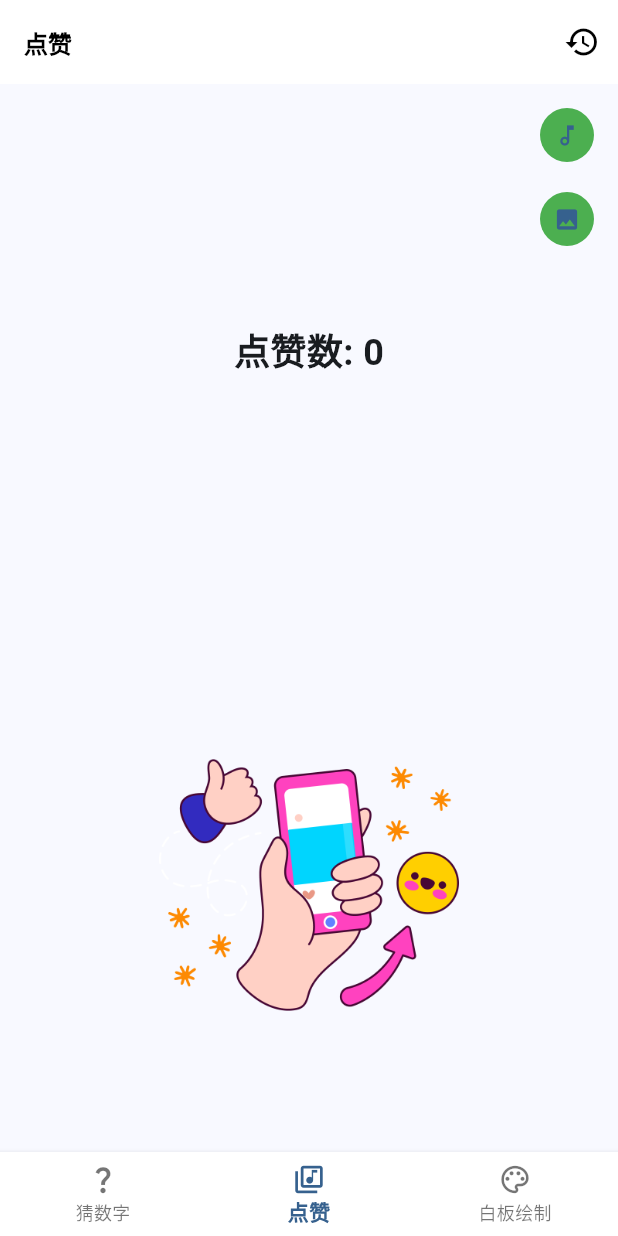
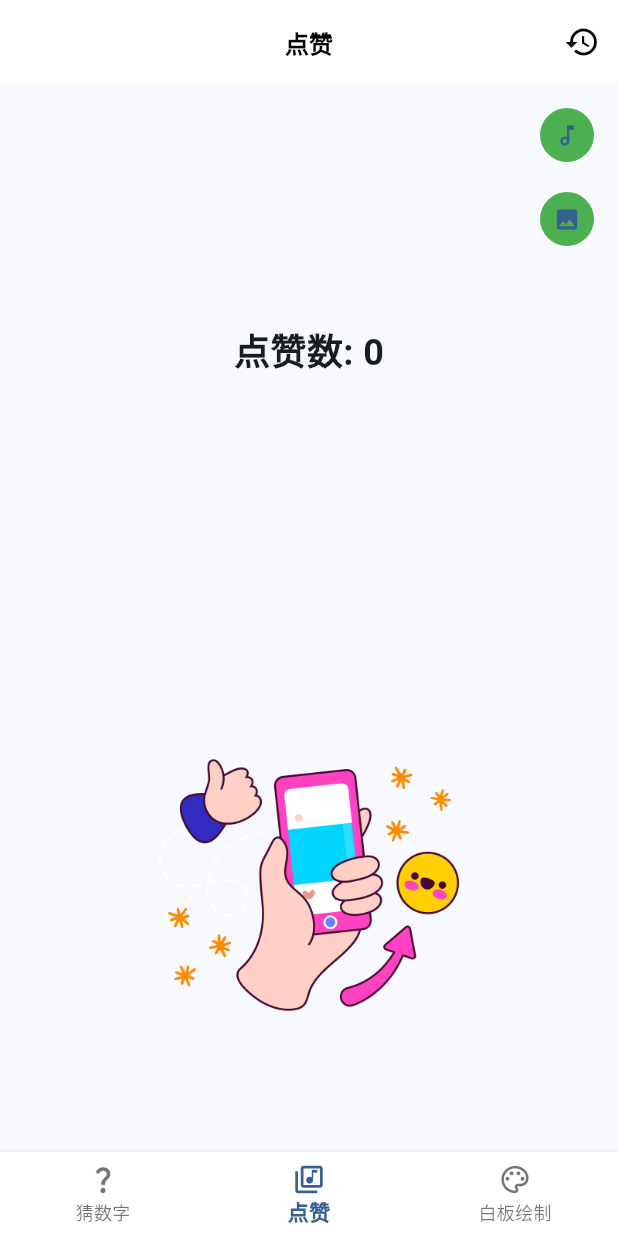
Before and after one commit to HRS-1998/flutterProject, a Flutter app: the screen it shows after launch, item 2 of the bottom bar chosen, on a phone screen of 412 x 824 dp. Run offline on Flutter 3.47's test engine with Material 3 defaults, Android fonts, the phone set to English and light mode, and no system bars; missing offline and left inert: flame_audio.

Commit message:
update: 应用整合，配置build的app签名

```diff
--- a/demo02/lib/main.dart
+++ b/demo02/lib/main.dart
@@ -1,5 +1,6 @@
 import 'package:demo02/main/app_navigation.dart';
 import 'package:flutter/material.dart';
+import 'package:flutter/services.dart';
 // import "counter/counter_page.dart";
 // import "guess/guess_page.dart";
 // import 'package:demo02/muyu/muyu_page.dart';
@@ -16,15 +17,31 @@ class MyApp extends StatelessWidget {
   @override
   Widget build(BuildContext context) {
     return MaterialApp(
-      title: 'Flutter Demo',
+      title: '测试apk',
       debugShowCheckedModeBanner: false,
       theme: ThemeData(
         colorScheme: ColorScheme.fromSeed(seedColor: Colors.blue), // 主题色
         // primarySwatch: Colors.blue, // 主题色
+        // 设置appBar主题配置
+        appBarTheme: const AppBarTheme(
+          elevation: 0,
+          centerTitle: true,
+          systemOverlayStyle: SystemUiOverlayStyle(
+            statusBarColor: Colors.transparent,
+            statusBarIconBrightness: Brightness.dark,
+          ),
+          backgroundColor: Colors.white,
+          titleTextStyle: TextStyle(
+            color: Colors.black,
+            fontSize: 16,
+            fontWeight: FontWeight.bold,
+          ),
+          iconTheme: IconThemeData(color: Colors.black),
+        ),
       ),
       // home: const GuessPage(title: '猜数字'),
       // home: const MuyuPage(title: '点赞动效'),
-      home: AppNavigation(),
+      home: const AppNavigation(),
     );
   }
 }
--- a/demo02/lib/main/app_navigation.dart
+++ b/demo02/lib/main/app_navigation.dart
@@ -23,32 +23,53 @@ class _AppNavigationState extends State<AppNavigation> {
 
   @override
   Widget build(BuildContext context) {
-    return Column(
+    // return Column(
+    //   children: [
+    //     Expanded(child: _buildContent(_currentIndex)),
+    //     AppBottomBar(
+    //       currentIndex: _currentIndex,
+    //       menus: menus,
+    //       onItemTap: _onItemTap,
+    //     ),
+    //   ],
+    // );
+    //解决guess界面遮盖问题
+    return Scaffold(
+      body: _buildContent(_currentIndex),
+      bottomNavigationBar: AppBottomBar(
+        currentIndex: _currentIndex,
+        menus: menus,
+        onItemTap: _onItemTap,
+      ),
+    );
+  }
+
+  final PageController _pageController = PageController();
+
+  Widget _buildContent(int index) {
+    // switch (index) {
+    //   case 0:
+    //     return const GuessPage(title: '猜数字');
+    //   case 1:
+    //     return const MuyuPage(title: "点赞");
+    //   case 2:
+    //     return const PaperPage(title: "画板绘制");
+    //   default:
+    //     return SizedBox.shrink();
+    // }
+    return PageView(
+      physics: const NeverScrollableScrollPhysics(),
+      controller: _pageController,
       children: [
-        Expanded(child: _buildContent(_currentIndex)),
-        AppBottomBar(
-          currentIndex: _currentIndex,
-          menus: menus,
-          onItemTap: _onItemTap,
-        ),
+        const GuessPage(title: '猜数字'),
+        const MuyuPage(title: "点赞"),
+        const PaperPage(title: "画板绘制"),
       ],
     );
   }
 
-  Widget _buildContent(int index) {
-    switch (index) {
-      case 0:
-        return const GuessPage(title: '猜数字');
-      case 1:
-        return const MuyuPage(title: "点赞");
-      case 2:
-        return const PaperPage(title: "画板绘制");
-      default:
-        return SizedBox.shrink();
-    }
-  }
-
   void _onItemTap(int index) {
+    _pageController.jumpToPage(index);
     setState(() {
       _currentIndex = index;
     });
--- a/demo02/lib/paper/paper_page.dart
+++ b/demo02/lib/paper/paper_page.dart
@@ -14,7 +14,9 @@ class PaperPage extends StatefulWidget {
   State<PaperPage> createState() => _PaperPageState();
 }
 
-class _PaperPageState extends State<PaperPage> {
+// 页面缓存
+class _PaperPageState extends State<PaperPage>
+    with AutomaticKeepAliveClientMixin {
   final List<Line> _lines = [];
   final List<Line> _historyLines = [];
   int _activeColorIndex = 0;
@@ -61,7 +63,11 @@ class _PaperPageState extends State<PaperPage> {
   }
 
   @override
+  bool get wantKeepAlive => true;
+
+  @override
   Widget build(BuildContext context) {
+    super.build(context);
     return Scaffold(
       appBar: PaperAppbar(
         title: widget.title,
--- a/demo02/pubspec.yaml
+++ b/demo02/pubspec.yaml
@@ -37,6 +37,7 @@ dependencies:
   flame_audio: ^2.11.3
   uuid: ^4.5.1
   intl: ^0.20.2
+  flutter_native_splash: ^2.4.6
 
 dev_dependencies:
   flutter_test:
```
Also changed, not shown: demo02/pubspec.lock, 14 other files.
